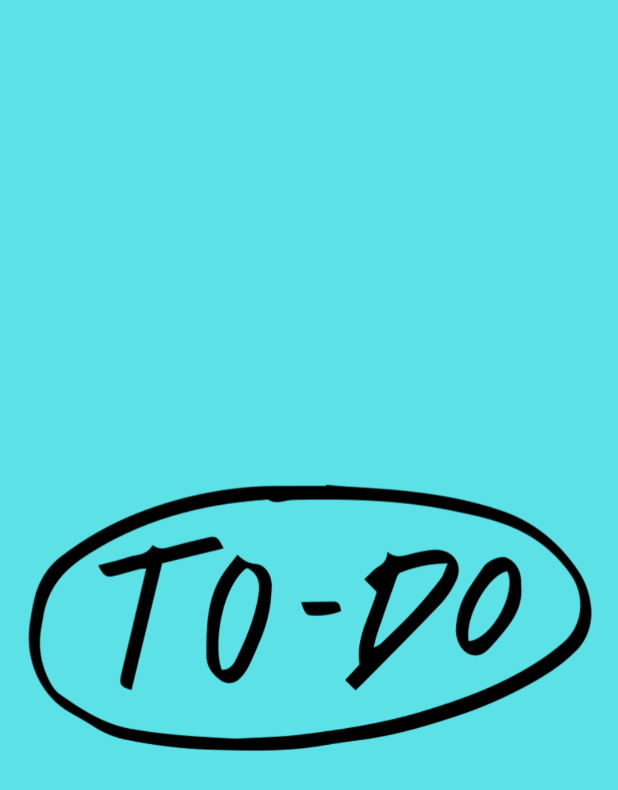
After one commit to it22323934/MAD_LAB_EXAM4_TodoAPP, an Android app: the SplashActivity screen opened directly, with no data from a screen before it, on a phone screen of 412 x 824 dp. The commit adds this screen. Shown: the top 790 px of the screen. Run offline under Robolectric (Android 15) with nearby library versions, the phone set to English and light mode, and no system bars.

Commit message:
Added Splash Screen

```diff
--- /dev/null
+++ b/app/src/main/java/com/example/todoapp/SplashActivity.kt
@@ -0,0 +1,21 @@
+package com.example.todoapp
+
+import android.content.Intent
+import android.os.Bundle
+import android.os.Handler
+import androidx.activity.enableEdgeToEdge
+import androidx.appcompat.app.AppCompatActivity
+import androidx.core.view.ViewCompat
+import androidx.core.view.WindowInsetsCompat
+
+class SplashActivity : AppCompatActivity() {
+    override fun onCreate(savedInstanceState: Bundle?) {
+        super.onCreate(savedInstanceState)
+        setContentView(R.layout.activity_splash)
+        Handler().postDelayed({
+            val intent= Intent(this,MainActivity::class.java)
+            startActivity(intent)
+            finish()
+        },3000)
+    }
+}
--- a/app/src/main/java/com/example/todoapp/dao/TaskDao.kt
+++ b/app/src/main/java/com/example/todoapp/dao/TaskDao.kt
@@ -2,9 +2,13 @@ package com.example.todoapp.dao
 
 import androidx.room.*
 import com.example.todoapp.models.Task
+import kotlinx.coroutines.flow.Flow
 
 @Dao
 interface TaskDao {
+
+    @Query("SELECT * FROM Task ORDER BY date DESC")
+    fun getTaskList() : Flow<List<Task>>
 
 
     @Insert(onConflict = OnConflictStrategy.REPLACE)
--- a/app/src/main/java/com/example/todoapp/models/Task.kt
+++ b/app/src/main/java/com/example/todoapp/models/Task.kt
@@ -5,7 +5,7 @@ import androidx.room.Entity
 import androidx.room.PrimaryKey
 import java.util.Date
 
-@Entity
+@Entity()
 data class Task(
     @PrimaryKey(autoGenerate = false)
     @ColumnInfo(name="taskId")
--- a/app/src/main/java/com/example/todoapp/viewmodals/TaskViewModal.kt
+++ b/app/src/main/java/com/example/todoapp/viewmodals/TaskViewModal.kt
@@ -11,6 +11,8 @@ class TaskViewModal(application: Application):AndroidViewModel(application) {
 
     private val taskRepository=TaskRepository(application)
 
+    fun getTaskList()=taskRepository.getTaskList()
+
     fun insertTask(task:Task):MutableLiveData<Resource<Long>>{
         return taskRepository.insertTask(task)
     }
--- a/app/src/main/res/layout/activity_main.xml
+++ b/app/src/main/res/layout/activity_main.xml
@@ -14,7 +14,7 @@
         android:orientation="vertical">
 
         <TextView
-            android:layout_marginTop="16dp"
+            android:layout_marginTop="4dp"
             android:id="@+id/titleText"
             android:layout_width="wrap_content"
             android:layout_height="wrap_content"
--- /dev/null
+++ b/app/src/main/res/layout/activity_splash.xml
@@ -0,0 +1,11 @@
+<?xml version="1.0" encoding="utf-8"?>
+<androidx.constraintlayout.widget.ConstraintLayout xmlns:android="http://schemas.android.com/apk/res/android"
+    xmlns:app="http://schemas.android.com/apk/res-auto"
+    xmlns:tools="http://schemas.android.com/tools"
+    android:id="@+id/main"
+    android:layout_width="match_parent"
+    android:layout_height="match_parent"
+    tools:context=".SplashActivity"
+    android:background="@drawable/splash">
+
+</androidx.constraintlayout.widget.ConstraintLayout>
--- a/app/src/main/res/values/colors.xml
+++ b/app/src/main/res/values/colors.xml
@@ -2,5 +2,5 @@
 <resources>
     <color name="black">#FF000000</color>
     <color name="white">#FFFFFFFF</color>
-    <color name="mainBackGroundColor">#03FF72</color>
+    <color name="mainBackGroundColor">#5CE1E6</color>
 </resources>
```
Also changed, not shown: app/src/main/AndroidManifest.xml (+4 -4 lines), app/src/main/java/com/example/todoapp/MainActivity.kt (+38 -0 lines), app/src/main/java/com/example/todoapp/adapters/TaskRecyclerViewAdapter.kt (added, +52 -0 lines), app/src/main/java/com/example/todoapp/repository/TaskRepository.kt (+13 -0 lines), app/src/main/res/drawable/splash.png (added).
